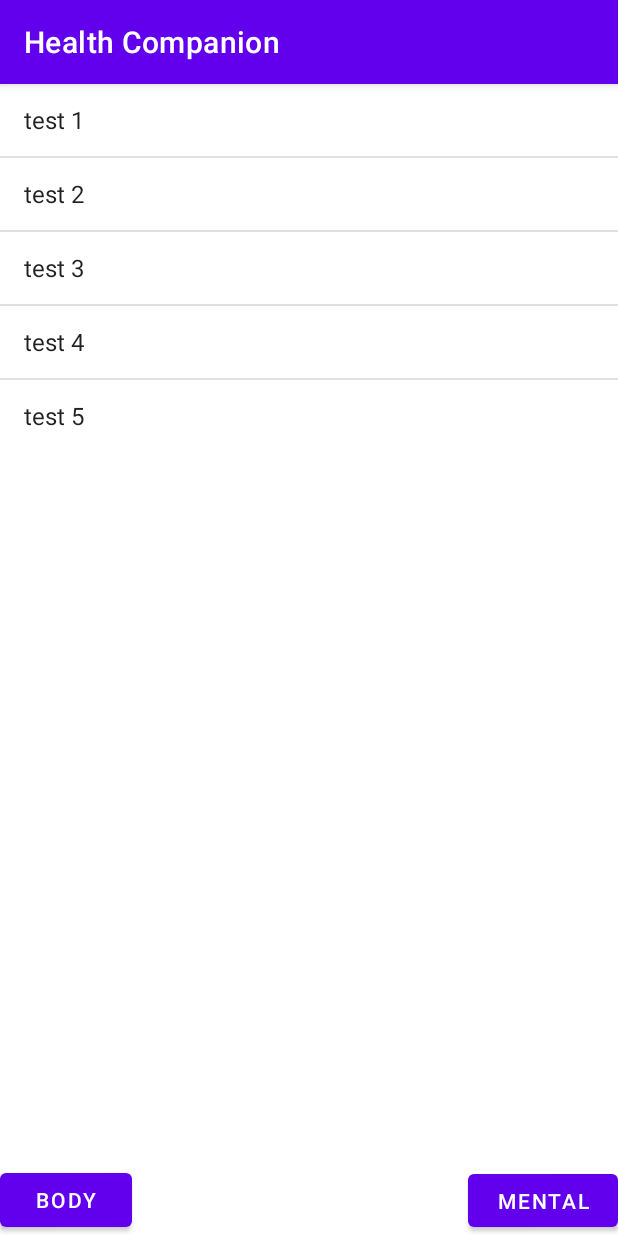
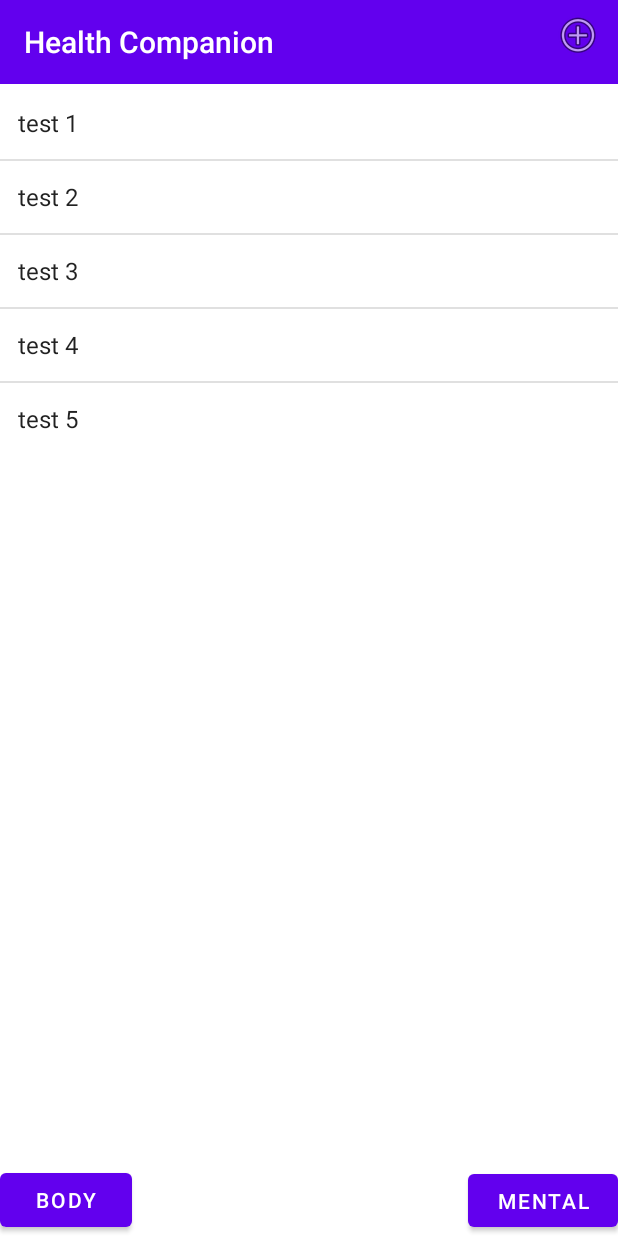
Before and after one commit to TheLizardKing45/HealthCompanion, an Android app: the screen it shows after launch (GoalsMenuActivity), on a phone screen of 412 x 824 dp. Run offline under Robolectric (Android 15) with nearby library versions, the phone set to English and light mode, and no system bars.

Commit message:
added add button without functionality

```diff
--- a/app/src/main/java/com/example/myapplication/activity/GoalsMenuActivity.java
+++ b/app/src/main/java/com/example/myapplication/activity/GoalsMenuActivity.java
@@ -1,18 +1,20 @@
 package com.example.myapplication.activity;
 
+import androidx.annotation.RequiresApi;
 import androidx.appcompat.app.AlertDialog;
 import androidx.appcompat.app.AppCompatActivity;
 
 import android.content.DialogInterface;
 import android.content.Intent;
+import android.graphics.Color;
+import android.os.Build;
 import android.os.Bundle;
 import android.view.View;
-import android.view.Window;
-import android.widget.Adapter;
 import android.widget.AdapterView;
 import android.widget.ArrayAdapter;
 import android.widget.Button;
 import android.widget.ListView;
+import android.widget.Toolbar;
 
 import com.example.myapplication.R;
 import com.example.myapplication.activity.body.BodyMenuActivity;
@@ -25,16 +27,19 @@ public class GoalsMenuActivity extends AppCompatActivity {
     private ArrayList<String> items;
     private ArrayAdapter<String> itemsAdapter;
     private ListView todoItems;
+    private Toolbar toolbar;
 
+    @RequiresApi(api = Build.VERSION_CODES.LOLLIPOP)
     @Override
     protected void onCreate(Bundle savedInstanceState) {
         super.onCreate(savedInstanceState);
         setContentView(R.layout.activity_main);
 
-        todoItems = (ListView) findViewById(R.id.todoItems);
-        items = new ArrayList<>();
-        itemsAdapter = new ArrayAdapter<String>(this, android.R.layout.simple_list_item_1,items);
-        todoItems.setAdapter(itemsAdapter);
+        toolbar = (Toolbar) findViewById(R.id.toolbar);
+        toolbar.setTitle("Health Companion");
+        toolbar.setTitleTextColor(Color.WHITE);
+        getSupportActionBar().hide();
+        configureTodoList();
 
         items.add("test 1");
         items.add("test 2");
@@ -45,12 +50,32 @@ public class GoalsMenuActivity extends AppCompatActivity {
         configureListViewListener();
         configureBodyButton();
         configureMentalButton();
+        configureAddButton();
+    }
+
+    private void configureTodoList() {
+        todoItems = (ListView) findViewById(R.id.todoItems);
+        items = new ArrayList<>();
+        itemsAdapter = new ArrayAdapter<String>(this, android.R.layout.simple_list_item_1,items);
+        todoItems.setAdapter(itemsAdapter);
+    }
+
+    private void configureAddButton() {
+
     }
 
     private void configureListViewListener() {
         todoItems.setOnItemLongClickListener(new AdapterView.OnItemLongClickListener() {
             @Override
             public boolean onItemLongClick(AdapterView<?> parent, View view, int position, long id) {
+                createConfirmDeleteDialog(position);
+                return true;
+            }
+        });
+
+    }
+
+    private void createConfirmDeleteDialog(int position) {
         AlertDialog.Builder alert = new AlertDialog.Builder(GoalsMenuActivity.this);
         alert.setTitle("Delete task?");
         alert.setMessage("Are you sure you want to delete this task?");
@@ -70,9 +95,6 @@ public class GoalsMenuActivity extends AppCompatActivity {
             }
         });
         alert.show();
-                return true;
-            }
-        });
     }
 
 
--- a/app/src/main/res/layout/activity_main.xml
+++ b/app/src/main/res/layout/activity_main.xml
@@ -7,12 +7,22 @@
     android:layout_height="match_parent"
     tools:context=".activity.GoalsMenuActivity">
 
+    <android.widget.Toolbar
+        android:id="@+id/toolbar"
+        android:layout_width="match_parent"
+        android:layout_height="wrap_content"
+        android:background="?attr/colorPrimary"
+        android:minHeight="?attr/actionBarSize"
+        android:theme="?attr/actionBarTheme"
+        />
+
     <Button
         android:id="@+id/bodyButton"
         android:layout_width="wrap_content"
         android:layout_height="wrap_content"
         android:layout_alignParentBottom="true"
         android:layout_alignParentLeft="true"
+        android:layout_alignParentStart="true"
         android:text="@string/body"
         />
 
@@ -29,18 +39,31 @@
         android:id="@+id/todoItems"
         android:layout_width="wrap_content"
         android:layout_height="wrap_content"
+        android:layout_alignTop="@+id/mentalButton"
         android:layout_alignParentStart="true"
-        android:layout_alignTop="@+id/mentalButton"
         android:layout_alignParentLeft="true"
         android:layout_alignParentTop="true"
+        android:layout_marginStart="-4dp"
+        android:layout_marginLeft="-4dp"
+        android:layout_marginTop="58dp"
         app:layout_constraintBottom_toBottomOf="parent"
         app:layout_constraintEnd_toEndOf="parent"
         app:layout_constraintHorizontal_bias="0.421"
         app:layout_constraintStart_toStartOf="parent"
         app:layout_constraintTop_toTopOf="parent"
-        app:layout_constraintVertical_bias="0.366" >
+        app:layout_constraintVertical_bias="0.366">
 
     </ListView>
 
-
+    <ImageButton
+        android:id="@+id/imageButton"
+        android:layout_width="53dp"
+        android:layout_height="46dp"
+        android:layout_alignParentEnd="true"
+        android:layout_alignParentRight="true"
+        android:layout_marginEnd="0dp"
+        android:layout_marginRight="0dp"
+        android:background="?android:attr/selectableItemBackground"
+        android:contentDescription="@string/additem"
+        app:srcCompat="@android:drawable/ic_menu_add" />
 </RelativeLayout>
--- a/app/src/main/res/values/strings.xml
+++ b/app/src/main/res/values/strings.xml
@@ -3,4 +3,5 @@
     <string name="body">Body</string>
     <string name="mental">Mental</string>
     <string name="goals">Goals</string>
+    <string name="additem">addItem</string>
 </resources>
```
Lines whose indentation alone changed are shown as unchanged.
